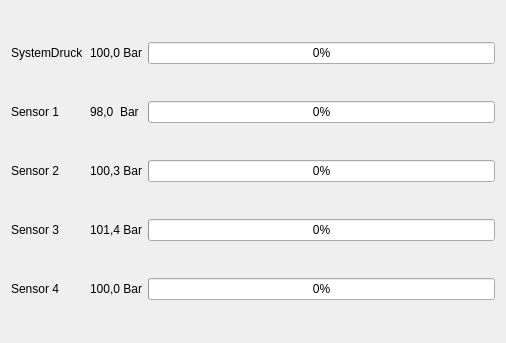
Old version of the form viewsensors.ui in the repository florianrassl/RBE_pressure_control.
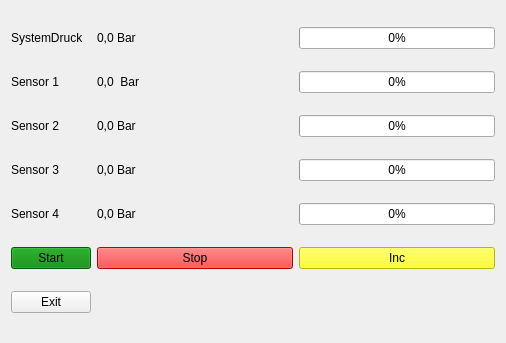
New version of the form.

What changed in the file:
```diff
--- a/viewsensors.ui
+++ b/viewsensors.ui
@@ -10,46 +10,45 @@
     <height>343</height>
    </rect>
   </property>
+  <property name="maximumSize">
+   <size>
+    <width>506</width>
+    <height>16777215</height>
+   </size>
+  </property>
   <property name="windowTitle">
    <string>RBE</string>
   </property>
   <layout class="QGridLayout" name="gridLayout">
-   <item row="3" column="1">
+   <item row="1" column="1">
     <widget class="QLabel" name="sensor1">
      <property name="text">
-      <string>98,0  Bar</string>
+      <string>0,0  Bar</string>
      </property>
     </widget>
    </item>
-   <item row="4" column="0">
+   <item row="2" column="0">
     <widget class="QLabel" name="labelS2">
      <property name="text">
       <string>Sensor 2</string>
      </property>
     </widget>
    </item>
-   <item row="3" column="0">
-    <widget class="QLabel" name="labelS1">
+   <item row="2" column="1">
+    <widget class="QLabel" name="sensor2">
      <property name="text">
-      <string>Sensor 1</string>
+      <string>0,0 Bar</string>
      </property>
     </widget>
    </item>
-   <item row="6" column="0">
-    <widget class="QLabel" name="labelS5">
+   <item row="3" column="1">
+    <widget class="QLabel" name="sensor3">
      <property name="text">
-      <string>Sensor 4</string>
+      <string>0,0 Bar</string>
      </property>
     </widget>
    </item>
-   <item row="0" column="2">
-    <widget class="QProgressBar" name="progressBarSystem">
-     <property name="value">
-      <number>0</number>
-     </property>
-    </widget>
-   </item>
-   <item row="5" column="2">
+   <item row="3" column="2">
     <widget class="QProgressBar" name="progressBarS3">
      <property name="value">
       <number>0</number>
@@ -57,27 +56,48 @@
     </widget>
    </item>
    <item row="5" column="0">
-    <widget class="QLabel" name="labelS4">
-     <property name="text">
-      <string>Sensor 3</string>
+    <widget class="QPushButton" name="buttonStart">
+     <property name="styleSheet">
+      <string notr="true">background: green;
+color: black;
+
+</string>
      </property>
-    </widget>
-   </item>
-   <item row="6" column="2">
-    <widget class="QProgressBar" name="progressBarS4">
-     <property name="value">
-      <number>0</number>
+     <property name="text">
+      <string>Start</string>
      </property>
     </widget>
    </item>
    <item row="5" column="1">
-    <widget class="QLabel" name="sensor3">
+    <widget class="QPushButton" name="buttonStop">
+     <property name="styleSheet">
+      <string notr="true">background: red;
+color: black;</string>
+     </property>
      <property name="text">
-      <string>101,4 Bar</string>
+      <string>Stop</string>
+     </property>
+    </widget>
+   </item>
+   <item row="5" column="2">
+    <widget class="QPushButton" name="buttonInc">
+     <property name="styleSheet">
+      <string notr="true">background: yellow;
+color: black;</string>
+     </property>
+     <property name="text">
+      <string>Inc</string>
      </property>
     </widget>
    </item>
    <item row="4" column="2">
+    <widget class="QProgressBar" name="progressBarS4">
+     <property name="value">
+      <number>0</number>
+     </property>
+    </widget>
+   </item>
+   <item row="2" column="2">
     <widget class="QProgressBar" name="progressBarS2">
      <property name="value">
       <number>0</number>
@@ -93,31 +113,52 @@
      </property>
     </widget>
    </item>
-   <item row="3" column="2">
+   <item row="3" column="0">
+    <widget class="QLabel" name="labelS4">
+     <property name="text">
+      <string>Sensor 3</string>
+     </property>
+    </widget>
+   </item>
+   <item row="0" column="2">
+    <widget class="QProgressBar" name="progressBarSystem">
+     <property name="value">
+      <number>0</number>
+     </property>
+    </widget>
+   </item>
+   <item row="1" column="2">
     <widget class="QProgressBar" name="progressBarS1">
      <property name="value">
       <number>0</number>
      </property>
     </widget>
    </item>
+   <item row="1" column="0">
+    <widget class="QLabel" name="labelS1">
+     <property name="text">
+      <string>Sensor 1</string>
+     </property>
+    </widget>
+   </item>
+   <item row="4" column="0">
+    <widget class="QLabel" name="labelS5">
+     <property name="text">
+      <string>Sensor 4</string>
+     </property>
+    </widget>
+   </item>
    <item row="4" column="1">
-    <widget class="QLabel" name="sensor2">
+    <widget class="QLabel" name="sensor4">
      <property name="text">
-      <string>100,3 Bar</string>
+      <string>0,0 Bar</string>
      </property>
     </widget>
    </item>
    <item row="0" column="1">
     <widget class="QLabel" name="systemPressure">
      <property name="text">
-      <string>100,0 Bar</string>
-     </property>
-    </widget>
-   </item>
-   <item row="6" column="1">
-    <widget class="QLabel" name="sensor4">
-     <property name="text">
-      <string>100,0 Bar</string>
+      <string>0,0 Bar</string>
      </property>
     </widget>
    </item>
@@ -128,6 +169,26 @@
      </property>
     </widget>
    </item>
+   <item row="6" column="0">
+    <widget class="QPushButton" name="buttonExit">
+     <property name="text">
+      <string>Exit</string>
+     </property>
+    </widget>
+   </item>
+   <item row="6" column="1">
+    <spacer name="horizontalSpacer">
+     <property name="orientation">
+      <enum>Qt::Horizontal</enum>
+     </property>
+     <property name="sizeHint" stdset="0">
+      <size>
+       <width>30</width>
+       <height>20</height>
+      </size>
+     </property>
+    </spacer>
+   </item>
   </layout>
  </widget>
  <resources/>
```
